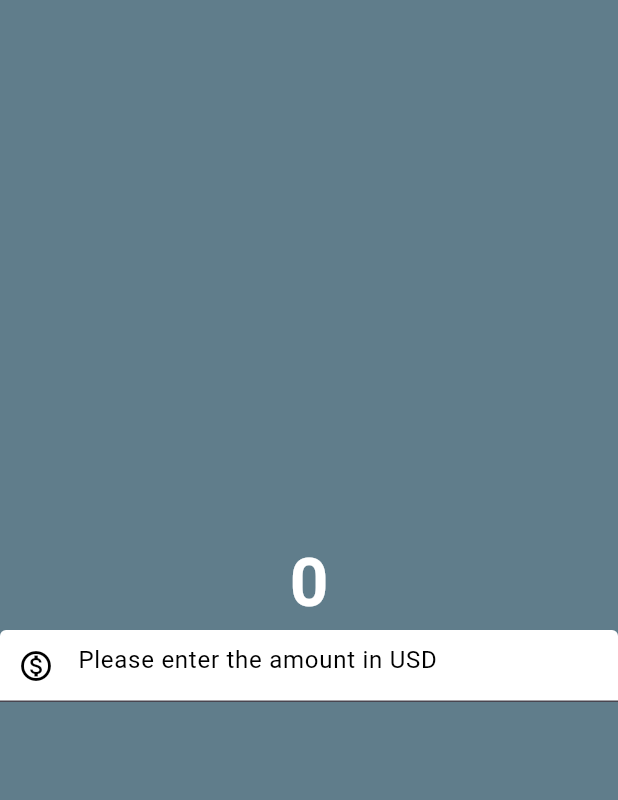
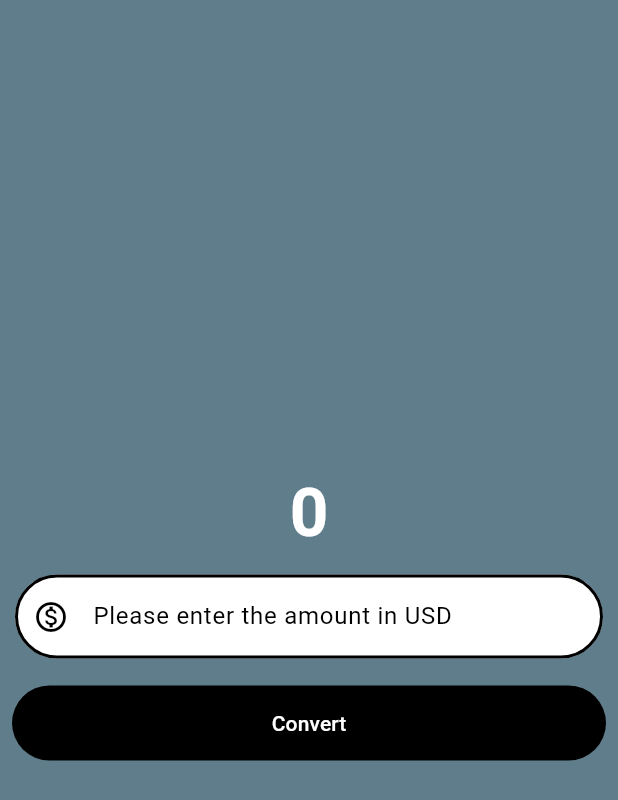
Before and after one commit to oscarArismendi/currency_converter, a Flutter app: the screen it shows after launch, on a phone screen of 412 x 824 dp. Shown: the top 800 px of the screen. Run offline on Flutter 3.47's test engine with Material 3 defaults, Android fonts, the phone set to English and light mode, and no system bars.

Commit message:
feat:end convert button

```diff
--- a/lib/pages/currency_converter_material_page.dart
+++ b/lib/pages/currency_converter_material_page.dart
@@ -1,9 +1,17 @@
+import 'package:flutter/foundation.dart';
 import 'package:flutter/material.dart';
 
 class CurrencyConverterMaterialPage extends StatelessWidget{
   const CurrencyConverterMaterialPage({super.key});
   @override
   Widget build(BuildContext context) {
+    final border = OutlineInputBorder(
+                    borderSide: const BorderSide(
+                      width: 2.0,
+                      style: BorderStyle.solid,
+                    ),
+                    borderRadius: BorderRadius.circular(40),
+                  );
     return Scaffold(
         backgroundColor: Colors.blueGrey,
         body: Center(
@@ -18,7 +26,9 @@ class CurrencyConverterMaterialPage extends StatelessWidget{
                 color: Color.fromARGB(255, 255, 255, 255),
               )
               ),
-              TextField(
+              Padding(
+                padding: const EdgeInsets.all(10),
+                child: TextField(
                   style: const TextStyle(
                     color: Colors.black,
                   ),
@@ -31,13 +41,32 @@ class CurrencyConverterMaterialPage extends StatelessWidget{
                     prefixIconColor: Colors.black,
                     filled:true,
                     fillColor: Colors.white,
-                  focusedBorder: OutlineInputBorder(
-                    borderSide: const BorderSide(
-                      width: 2.0,
-                      style: BorderStyle.solid,
+                    focusedBorder: border,
+                    enabledBorder: border,
                   ),
-                    borderRadius: BorderRadius.circular(40),
+                  keyboardType: const TextInputType.numberWithOptions(
+                    decimal:true,
                   ),
+                ),
+              ),
+              Padding(
+                padding: const EdgeInsets.all(8.0),
+                child: TextButton(onPressed: () {
+
+                  // debugPrint("button clicked"); // solution 1
+                  if(kDebugMode){
+                    print("Button clicked");
+                  }
+                },
+                style: TextButton.styleFrom(
+                  backgroundColor: Colors.black,
+                  foregroundColor: Colors.white,
+                  minimumSize: const Size(double.infinity,50),
+                  shape: RoundedRectangleBorder(
+                      borderRadius: BorderRadius.circular(25),
+                    ),
+                ),
+                child: const Text("Convert"),
                 ),
               ),
             ],
```
Lines whose indentation alone changed are shown as unchanged.
